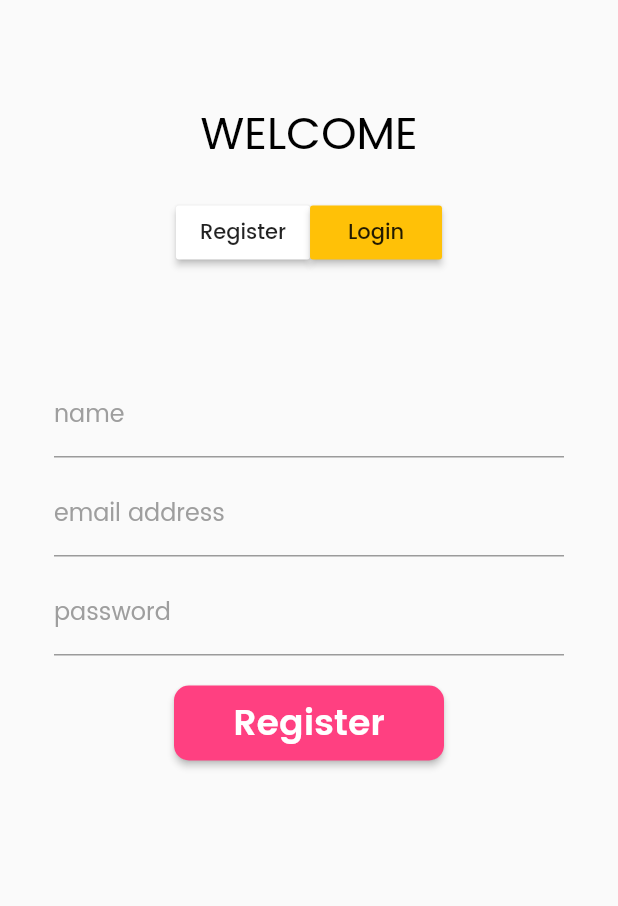
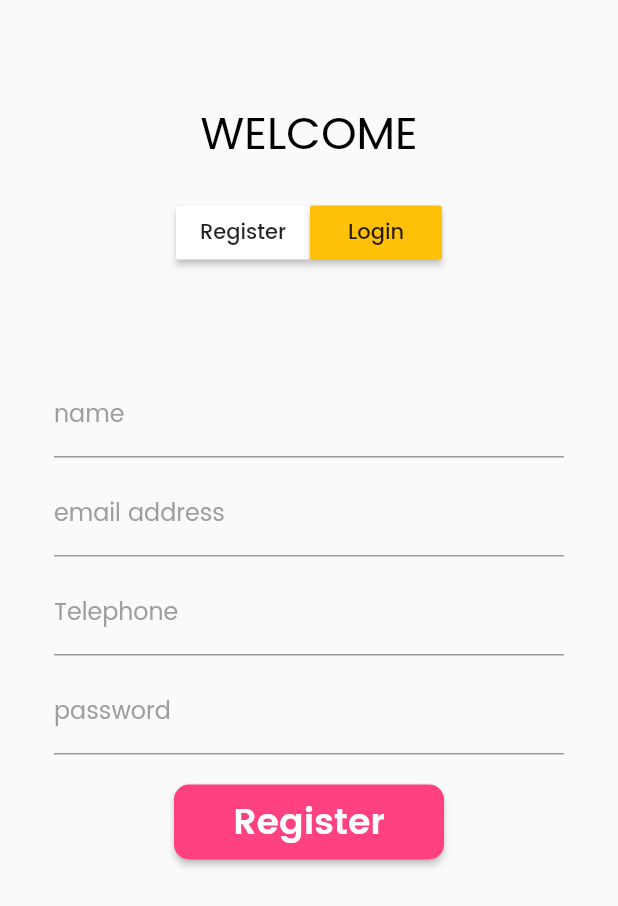
Before and after one commit to Lahiru-Ima/Fuel-App-Front-end, a Flutter app: the AuthScreen screen opened by its route, on a phone screen of 412 x 824 dp. Shown: the top 906 px of the screen. Run offline on Flutter 3.47's test engine with Material 2 defaults, Android fonts, the phone set to English and light mode, and no system bars; our stand-ins replace get, quickalert, shared_preferences, snippet_coder_utils; accounts and stored records are empty.

Commit message:
add telephone field

```diff
--- a/lib/controllers/registeration_controller.dart
+++ b/lib/controllers/registeration_controller.dart
@@ -1,5 +1,4 @@
 import 'dart:convert';
-
 
 import 'package:flutter/material.dart';
 import 'package:get/get.dart';
@@ -13,6 +12,7 @@ class RegisterationController extends GetxController {
   TextEditingController nameController = TextEditingController();
   TextEditingController emailController = TextEditingController();
   TextEditingController passwordController = TextEditingController();
+  TextEditingController phoneController = TextEditingController();
 
   final Future<SharedPreferences> _prefs = SharedPreferences.getInstance();
 
@@ -24,7 +24,8 @@ class RegisterationController extends GetxController {
       Map body = {
         'name': nameController.text,
         'email': emailController.text.trim(),
-        'password': passwordController.text
+        'password': passwordController.text,
+        'phone': phoneController.text
       };
 
       http.Response response =
@@ -41,6 +42,7 @@ class RegisterationController extends GetxController {
           nameController.clear();
           emailController.clear();
           passwordController.clear();
+          phoneController.clear();
           Get.off(HomeScreen());
         } else {
           throw jsonDecode(response.body)["message"] ?? "Unknown Error Occured";
--- a/lib/screens/auth/auth_screen.dart
+++ b/lib/screens/auth/auth_screen.dart
@@ -52,6 +52,7 @@ class _AuthScreenState extends State<AuthScreen> {
                       children: [
                         MaterialButton(
                           color: !isLogin.value ? Colors.white : Colors.amber,
+                          // color: !isLogin.value ? Colors.amber : Colors.white,
                           onPressed: () {
                             isLogin.value = false;
                           },
@@ -59,6 +60,7 @@ class _AuthScreenState extends State<AuthScreen> {
                         ),
                         MaterialButton(
                           color: isLogin.value ? Colors.white : Colors.amber,
+                          // color: !isLogin.value ? Colors.amber : Colors.white,
                           onPressed: () {
                             isLogin.value = true;
                           },
@@ -87,6 +89,11 @@ class _AuthScreenState extends State<AuthScreen> {
         ),
         InputTextFieldWidget(
             registerationController.emailController, 'email address'),
+        SizedBox(
+          height: 20,
+        ),
+        InputTextFieldWidget(
+            registerationController.phoneController, 'Telephone'),
         SizedBox(
           height: 20,
         ),
```
